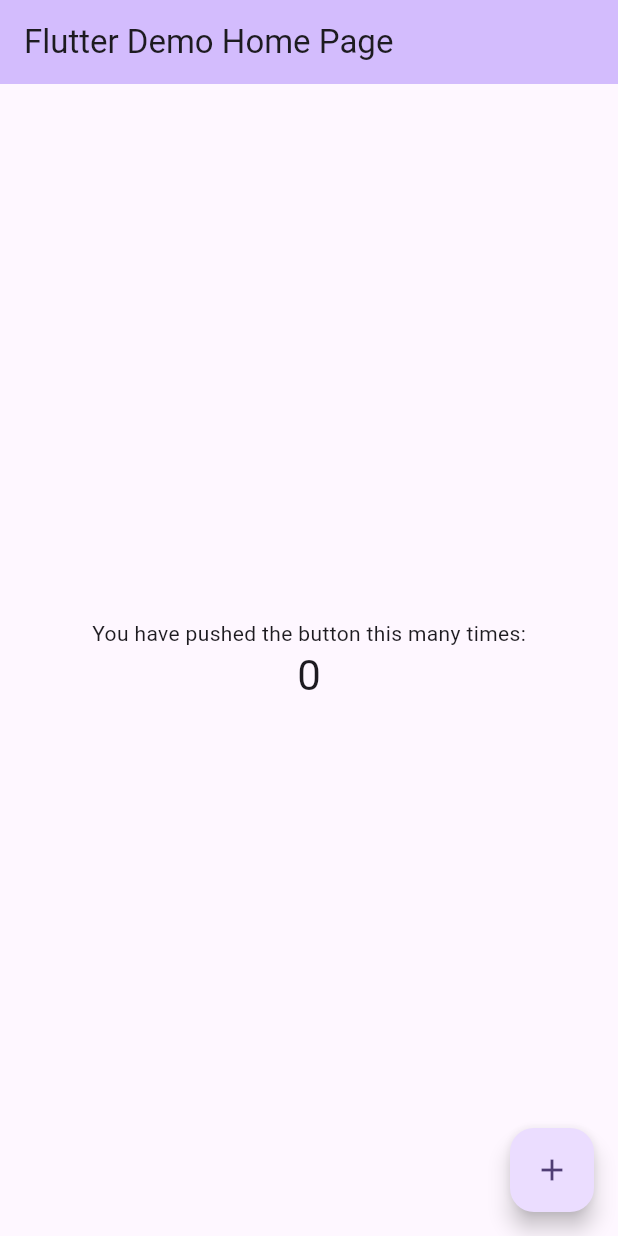
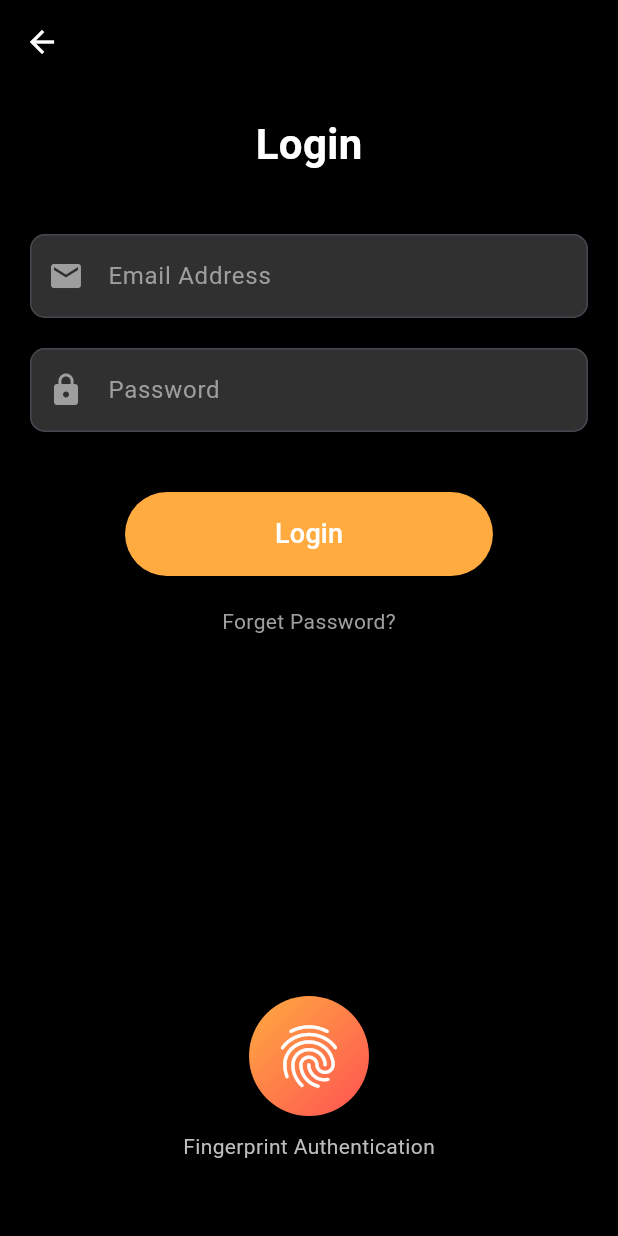
Before and after one commit to adeenazara2002/Fingerprint-Scanner, a Flutter app: the screen it shows after launch, on a phone screen of 412 x 824 dp. Run offline on Flutter 3.47's test engine with Material 3 defaults, Android fonts, the light colour scheme and no system bars; our stand-ins replace local_auth.

Commit message:
Fingerprint Scanner App

```diff
--- a/lib/main.dart
+++ b/lib/main.dart
@@ -1,125 +1,166 @@
 import 'package:flutter/material.dart';
+import 'package:local_auth/local_auth.dart';
 
-void main() {
-  runApp(const MyApp());
-}
+void main() => runApp(FingerprintAuthApp());
 
-class MyApp extends StatelessWidget {
-  const MyApp({super.key});
-
-  // This widget is the root of your application.
+class FingerprintAuthApp extends StatelessWidget {
   @override
   Widget build(BuildContext context) {
     return MaterialApp(
-      title: 'Flutter Demo',
-      theme: ThemeData(
-        // This is the theme of your application.
-        //
-        // TRY THIS: Try running your application with "flutter run". You'll see
-        // the application has a purple toolbar. Then, without quitting the app,
-        // try changing the seedColor in the colorScheme below to Colors.green
-        // and then invoke "hot reload" (save your changes or press the "hot
-        // reload" button in a Flutter-supported IDE, or press "r" if you used
-        // the command line to start the app).
-        //
-        // Notice that the counter didn't reset back to zero; the application
-        // state is not lost during the reload. To reset the state, use hot
-        // restart instead.
-        //
-        // This works for code too, not just values: Most code changes can be
-        // tested with just a hot reload.
-        colorScheme: ColorScheme.fromSeed(seedColor: Colors.deepPurple),
-        useMaterial3: true,
-      ),
-      home: const MyHomePage(title: 'Flutter Demo Home Page'),
+      debugShowCheckedModeBanner: false,
+      home: FingerprintAuthScreen(),
     );
   }
 }
 
-class MyHomePage extends StatefulWidget {
-  const MyHomePage({super.key, required this.title});
-
-  // This widget is the home page of your application. It is stateful, meaning
-  // that it has a State object (defined below) that contains fields that affect
-  // how it looks.
-
-  // This class is the configuration for the state. It holds the values (in this
-  // case the title) provided by the parent (in this case the App widget) and
-  // used by the build method of the State. Fields in a Widget subclass are
-  // always marked "final".
-
-  final String title;
-
+class FingerprintAuthScreen extends StatefulWidget {
   @override
-  State<MyHomePage> createState() => _MyHomePageState();
+  _FingerprintAuthScreenState createState() => _FingerprintAuthScreenState();
 }
 
-class _MyHomePageState extends State<MyHomePage> {
-  int _counter = 0;
+class _FingerprintAuthScreenState extends State<FingerprintAuthScreen> {
+  final LocalAuthentication auth = LocalAuthentication();
+  bool _authenticated = false;
 
-  void _incrementCounter() {
-    setState(() {
-      // This call to setState tells the Flutter framework that something has
-      // changed in this State, which causes it to rerun the build method below
-      // so that the display can reflect the updated values. If we changed
-      // _counter without calling setState(), then the build method would not be
-      // called again, and so nothing would appear to happen.
-      _counter++;
-    });
+  // Fingerprint Authentication Logic
+  Future<void> _authenticateWithFingerprint() async {
+    try {
+      bool authenticated = await auth.authenticate(
+        localizedReason: 'Scan your fingerprint to authenticate',
+        options: const AuthenticationOptions(
+          useErrorDialogs: true,
+          stickyAuth: true,
+        ),
+      );
+      setState(() {
+        _authenticated = authenticated;
+      });
+    } catch (e) {
+      print(e);
+    }
   }
 
   @override
   Widget build(BuildContext context) {
-    // This method is rerun every time setState is called, for instance as done
-    // by the _incrementCounter method above.
-    //
-    // The Flutter framework has been optimized to make rerunning build methods
-    // fast, so that you can just rebuild anything that needs updating rather
-    // than having to individually change instances of widgets.
     return Scaffold(
+      backgroundColor: Colors.black,
       appBar: AppBar(
-        // TRY THIS: Try changing the color here to a specific color (to
-        // Colors.amber, perhaps?) and trigger a hot reload to see the AppBar
-        // change color while the other colors stay the same.
-        backgroundColor: Theme.of(context).colorScheme.inversePrimary,
-        // Here we take the value from the MyHomePage object that was created by
-        // the App.build method, and use it to set our appbar title.
-        title: Text(widget.title),
+        backgroundColor: Colors.black,
+        leading: IconButton(
+          icon: Icon(Icons.arrow_back, color: Colors.white),
+          onPressed: () {},
+        ),
+        elevation: 0,
       ),
-      body: Center(
-        // Center is a layout widget. It takes a single child and positions it
-        // in the middle of the parent.
+      body: Padding(
+        padding: const EdgeInsets.all(20.0),
         child: Column(
-          // Column is also a layout widget. It takes a list of children and
-          // arranges them vertically. By default, it sizes itself to fit its
-          // children horizontally, and tries to be as tall as its parent.
-          //
-          // Column has various properties to control how it sizes itself and
-          // how it positions its children. Here we use mainAxisAlignment to
-          // center the children vertically; the main axis here is the vertical
-          // axis because Columns are vertical (the cross axis would be
-          // horizontal).
-          //
-          // TRY THIS: Invoke "debug painting" (choose the "Toggle Debug Paint"
-          // action in the IDE, or press "p" in the console), to see the
-          // wireframe for each widget.
           mainAxisAlignment: MainAxisAlignment.center,
-          children: <Widget>[
-            const Text(
-              'You have pushed the button this many times:',
+          children: [
+            Text(
+              'Login',
+              style: TextStyle(
+                color: Colors.white,
+                fontSize: 28,
+                fontWeight: FontWeight.bold,
+              ),
             ),
+            SizedBox(height: 40),
+            _buildTextField(
+              labelText: 'Email Address',
+              prefixIcon: Icons.email,
+            ),
+            SizedBox(height: 20),
+            _buildTextField(
+              labelText: 'Password',
+              prefixIcon: Icons.lock,
+              obscureText: true,
+            ),
+            SizedBox(height: 40),
+            _buildLoginButton(),
+            SizedBox(height: 20),
             Text(
-              '$_counter',
-              style: Theme.of(context).textTheme.headlineMedium,
+              'Forget Password?',
+              style: TextStyle(color: Colors.grey[500]),
             ),
+            Spacer(),
+            GestureDetector(
+              onTap: _authenticateWithFingerprint,
+              child: Column(
+                children: [
+                  _buildFingerprintIcon(),
+                  SizedBox(height: 10),
+                  Text(
+                    'Fingerprint Authentication',
+                    style: TextStyle(color: Colors.grey[400]),
+                  ),
+                ],
+              ),
+            ),
+            SizedBox(height: 30),
           ],
         ),
       ),
-      floatingActionButton: FloatingActionButton(
-        onPressed: _incrementCounter,
-        tooltip: 'Increment',
-        child: const Icon(Icons.add),
-      ), // This trailing comma makes auto-formatting nicer for build methods.
+    );
+  }
+
+  // Helper method to build text fields
+  Widget _buildTextField({
+    required String labelText,
+    required IconData prefixIcon,
+    bool obscureText = false,
+  }) {
+    return TextField(
+      obscureText: obscureText,
+      style: TextStyle(color: Colors.white),
+      decoration: InputDecoration(
+        labelText: labelText,
+        labelStyle: TextStyle(color: Colors.grey),
+        filled: true,
+        fillColor: Colors.grey[850],
+        prefixIcon: Icon(prefixIcon, color: Colors.grey),
+        border: OutlineInputBorder(
+          borderRadius: BorderRadius.circular(10),
+        ),
+      ),
+    );
+  }
+
+  // Helper method to build the login button
+  Widget _buildLoginButton() {
+    return ElevatedButton(
+      onPressed: () {},
+      style: ElevatedButton.styleFrom(
+        padding: EdgeInsets.symmetric(horizontal: 100, vertical: 15),
+        backgroundColor: Colors.orangeAccent, // Updated property name
+        shape: RoundedRectangleBorder(
+          borderRadius: BorderRadius.circular(30),
+        ),
+      ),
+      child: Text(
+        'Login',
+        style: TextStyle(color: Colors.white, fontSize: 18),
+      ),
+    );
+  }
+
+  // Helper method to build the fingerprint icon
+  Widget _buildFingerprintIcon() {
+    return Container(
+      decoration: BoxDecoration(
+        shape: BoxShape.circle,
+        gradient: LinearGradient(
+          colors: [Colors.orangeAccent, Colors.redAccent],
+          begin: Alignment.topLeft,
+          end: Alignment.bottomRight,
+        ),
+      ),
+      padding: EdgeInsets.all(15),
+      child: Icon(
+        Icons.fingerprint,
+        size: 50,
+        color: Colors.white,
+      ),
     );
   }
 }
--- a/pubspec.yaml
+++ b/pubspec.yaml
@@ -35,6 +35,7 @@ dependencies:
   # The following adds the Cupertino Icons font to your application.
   # Use with the CupertinoIcons class for iOS style icons.
   cupertino_icons: ^1.0.6
+  local_auth: ^2.3.0
 
 dev_dependencies:
   flutter_test:
```
Also changed, not shown: pubspec.lock, 3 other files.
